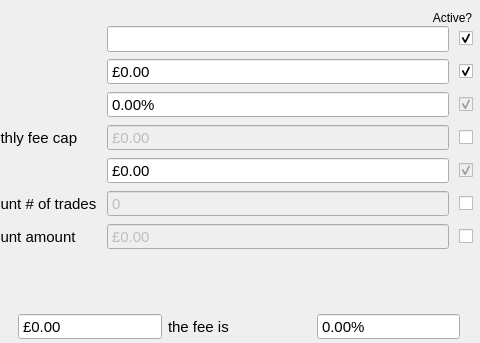
Old version of the form gui/platform_edit.ui in the repository RolandWH/SIPPCompare; both pictures show x 150 to 630 and y 0 to 343 of the 630 by 580 pixel window.
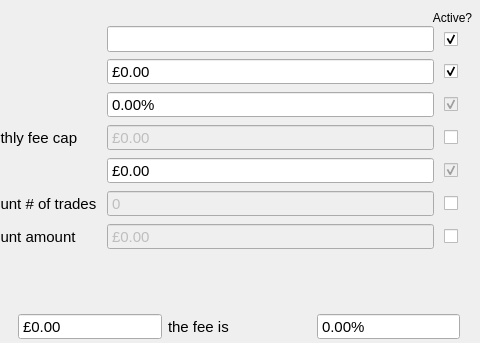
New version of the form. Custom widgets are drawn as their Qt base class.

Patch:
```diff
--- a/gui/platform_edit.ui
+++ b/gui/platform_edit.ui
@@ -59,7 +59,7 @@
     <item row="0" column="3">
      <widget class="QCheckBox" name="plat_name_check">
       <property name="text">
-       <string/>
+       <string> </string>
       </property>
       <property name="checked">
        <bool>true</bool>
```
Left out of the diff: 3 changed lines with no effect on the pictures.
